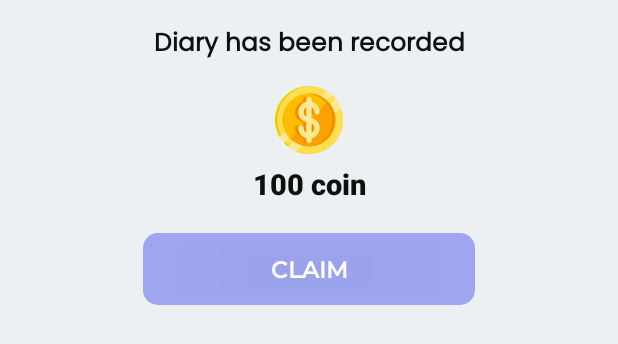
After one commit to mubeen1519/Mood-Dairy, an Android app: the layout dialog.xml on its own in the app's theme, with its tools: preview values and no code run, on a phone screen of 412 x 824 dp. The commit adds this screen. Shown: the top 344 px of the screen. Run offline under Robolectric (Android 15) with nearby library versions, the phone set to English and light mode, and no system bars.

Commit message:
added dialog

```diff
--- a/app/src/main/java/com/appdev/moodapp/Fragments/homePage.java
+++ b/app/src/main/java/com/appdev/moodapp/Fragments/homePage.java
@@ -86,6 +86,11 @@ public class homePage extends BaseFragment implements BaseFragment.HasToolbar {
         }
         SharedPreferences preferences = requireContext().getSharedPreferences("text_size_prefs", Context.MODE_PRIVATE);
         textSizeName = preferences.getString("text_size", "");
+
+        SharedPreferences sharedPreferences = requireContext().getSharedPreferences("MyPrefs", Context.MODE_PRIVATE);
+        int totalPoints = sharedPreferences.getInt("totalPoints", 0);
+
+        binding.point.setText(String.valueOf(totalPoints));
 
         firebaseAuth = FirebaseAuth.getInstance();
         binding.pg.getIndeterminateDrawable().setColorFilter(ContextCompat.getColor(requireContext(), R.color.common), PorterDuff.Mode.SRC_IN);
--- a/app/src/main/res/drawable/ic_chevron_left.xml
+++ b/app/src/main/res/drawable/ic_chevron_left.xml
@@ -1,6 +1,6 @@
 <vector xmlns:android="http://schemas.android.com/apk/res/android"
-    android:width="24dp"
-    android:height="24dp"
+    android:width="21dp"
+    android:height="21dp"
     android:viewportWidth="24.0"
     android:viewportHeight="24.0">
     <path
--- a/app/src/main/res/drawable/ic_chevron_right.xml
+++ b/app/src/main/res/drawable/ic_chevron_right.xml
@@ -1,6 +1,6 @@
 <vector xmlns:android="http://schemas.android.com/apk/res/android"
-    android:width="24dp"
-    android:height="24dp"
+    android:width="21dp"
+    android:height="21dp"
     android:viewportWidth="24.0"
     android:viewportHeight="24.0">
     <path
--- /dev/null
+++ b/app/src/main/res/layout/dialog.xml
@@ -0,0 +1,59 @@
+<?xml version="1.0" encoding="utf-8"?>
+<LinearLayout xmlns:android="http://schemas.android.com/apk/res/android"
+    xmlns:app="http://schemas.android.com/apk/res-auto"
+    xmlns:tools="http://schemas.android.com/tools"
+    android:orientation="vertical"
+    style="@style/DialogColor"
+    android:layout_width="match_parent"
+    android:layout_height="match_parent"
+    android:padding="16dp">
+
+    <TextView
+        android:id="@+id/title"
+        android:layout_width="match_parent"
+        android:gravity="center"
+        android:layout_height="wrap_content"
+        style="@style/WordColor"
+        android:textStyle="bold"
+        android:fontFamily="@font/poppinsregular"
+        android:textSize="@dimen/_13ssp"
+        android:text="Diary has been recorded" />
+
+    <ImageView
+        android:id="@+id/dollar"
+        android:layout_width="@dimen/_35sdp"
+        android:layout_gravity="center"
+        android:layout_height="@dimen/_35sdp"
+        android:layout_marginTop="@dimen/_10sdp"
+        android:background="?attr/selectableItemBackgroundBorderless"
+        android:clickable="true"
+        android:foreground="@drawable/ripple_effect"
+        app:srcCompat="@drawable/dollar" />
+    <TextView
+        android:id="@+id/point"
+        android:layout_width="match_parent"
+        android:layout_height="wrap_content"
+        android:fontFamily="sans-serif-medium"
+        android:gravity="center"
+        android:textSize="@dimen/_15ssp"
+        android:layout_marginTop="@dimen/_5sdp"
+        style="@style/WordColor"
+        android:textStyle="bold"
+        android:text="100 coin" />
+
+    <androidx.appcompat.widget.AppCompatButton
+        android:id="@+id/close_btn"
+        android:layout_width="@dimen/_170sdp"
+        android:layout_height="wrap_content"
+        android:layout_gravity="center"
+        android:layout_marginTop="20dp"
+        android:background="@drawable/backicon"
+        android:fontFamily="@font/monserratmedium"
+        android:text="Claim"
+        android:textColor="@color/white"
+        android:textSize="@dimen/_12ssp"
+        android:textStyle="bold" />
+
+
+
+</LinearLayout>
```
Also changed, not shown: app/src/main/java/com/appdev/moodapp/AddDataActivity.java (+55 -7 lines), app/src/main/res/layout/fragment_board_screen.xml (+9 -9 lines), app/src/main/res/layout/fragment_home_page.xml (+41 -5 lines), app/src/main/res/drawable/dollar.png (added).
